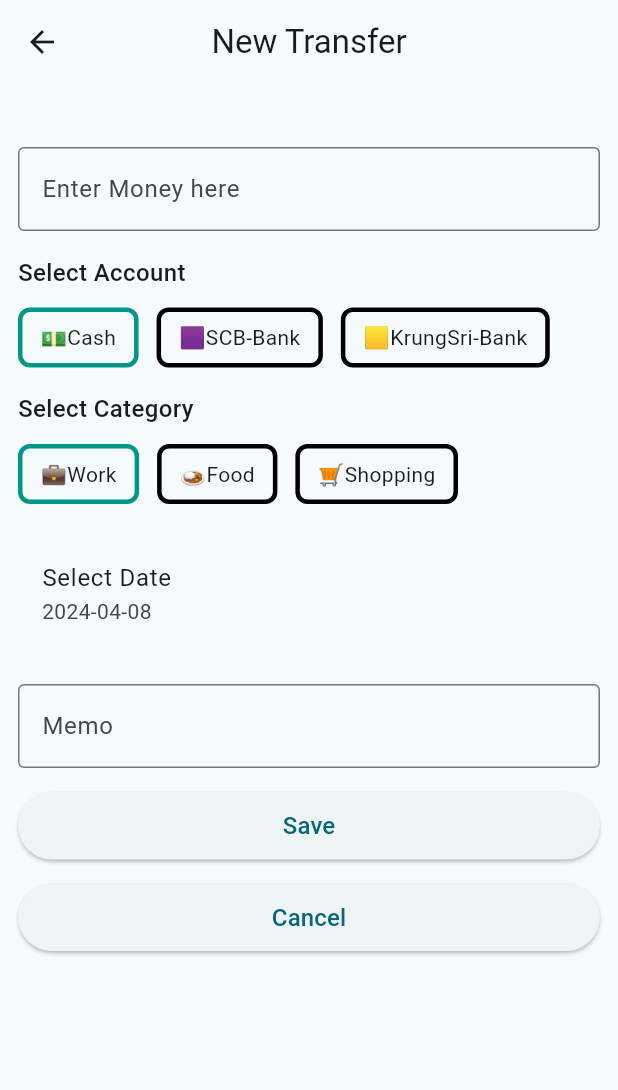
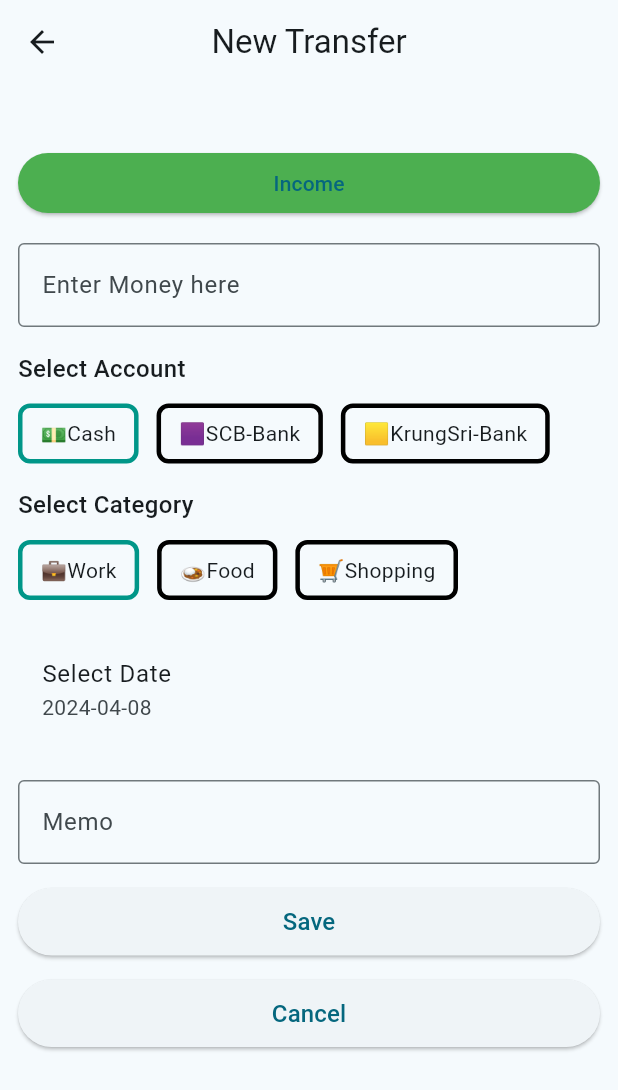
Before and after one commit to Thinnakorn050/mywallet, a Flutter app: the TranFormPage screen opened directly, on a phone screen of 412 x 824 dp. Shown: the top 1090 px of the screen. Run offline on Flutter 3.47's test engine with Material 3 defaults, Android fonts, the phone set to English and light mode, and no system bars; our stand-ins replace csv, file_picker, font_awesome_flutter, permission_handler, sqflite; accounts and stored records are empty.

Commit message:
Reapply "Merge branch 'main' of https://github.com/poonyawat0511/mywallet"
This reverts commit 7a0d0dfa0cad923f584ba4db18fc712592a2e68b.

```diff
--- a/lib/form_page/tran_form_page.dart
+++ b/lib/form_page/tran_form_page.dart
@@ -29,16 +29,20 @@ class _TranFormPageState extends State<TranFormPage> {
   DateTime _selectedDate = DateTime.now(); // Initialize with current date
   bool initAcc = false;
   bool initCat = false;
+  bool _isExpense = false; // Track whether it's an expense or income
 
   @override
   void initState() {
     super.initState();
 
-    //update
+    // Update
     if (widget.tran != null) {
       _nameController.text = widget.tran!.memo;
-      _moneyController.text = widget.tran!.money.toString();
+      _moneyController.text =
+          widget.tran!.money.abs().toString(); // Ensure positive value
       _selectedDate = widget.tran!.date;
+      // Check if it's an expense or income
+      _isExpense = widget.tran!.money < 0;
     }
   }
 
@@ -71,7 +75,7 @@ class _TranFormPageState extends State<TranFormPage> {
   }
 
   Future<void> _onSave() async {
-    //check for money input
+    // Check for money input
     if (_moneyController.text.isEmpty) {
       setState(() {
         _moneyErrorText = 'Cannot be empty';
@@ -79,7 +83,7 @@ class _TranFormPageState extends State<TranFormPage> {
       return;
     }
 
-    //check for number only money input
+    // Check for number only money input
     final RegExp numberRegex = RegExp(r'^-?[0-9]+$');
     if (!numberRegex.hasMatch(_moneyController.text)) {
       setState(() {
@@ -91,7 +95,8 @@ class _TranFormPageState extends State<TranFormPage> {
     // Reset error text
     //setState(() {_moneyErrorText = null; });
 
-    final money = int.parse(_moneyController.text.trim());
+    final money =
+        int.parse(_moneyController.text.trim()) * (_isExpense ? -1 : 1);
     final date = _selectedDate;
     final memo =
         _nameController.text.trim(); // Use the value from the TextField
@@ -144,6 +149,29 @@ class _TranFormPageState extends State<TranFormPage> {
             crossAxisAlignment: CrossAxisAlignment.stretch,
             children: [
               SizedBox(height: 30.0),
+              // Button to toggle between expense and income
+              ElevatedButton(
+                onPressed: () {
+                  setState(() {
+                    _isExpense = !_isExpense;
+                  });
+                },
+                style: ButtonStyle(
+                  backgroundColor:
+                      MaterialStateProperty.resolveWith<Color>((states) {
+                    if (_isExpense) {
+                      // Return red color if _isExpense is true
+                      return Colors.red;
+                    } else {
+                      // Return green color if _isExpense is false
+                      return Colors.green;
+                    }
+                  }),
+                ),
+                child: Text(_isExpense ? 'Expense' : 'Income'),
+              ),
+
+              const SizedBox(height: 16.0),
               TextField(
                 controller: _moneyController,
                 decoration: InputDecoration(
--- a/pubspec.yaml
+++ b/pubspec.yaml
@@ -33,6 +33,8 @@ dependencies:
   font_awesome_flutter: ^9.2.0
   path: ^1.8.0
   sqflite: ^2.3.2
+  permission_handler: ^11.3.1
+  file_picker: ^8.0.0
 
 
   # The following adds the Cupertino Icons font to your application.
```
Also changed, not shown: lib/pages/HomePage.dart (+17 -1 lines), lib/services/database_service.dart (+4 -3 lines), pubspec.lock, 15 other files.
